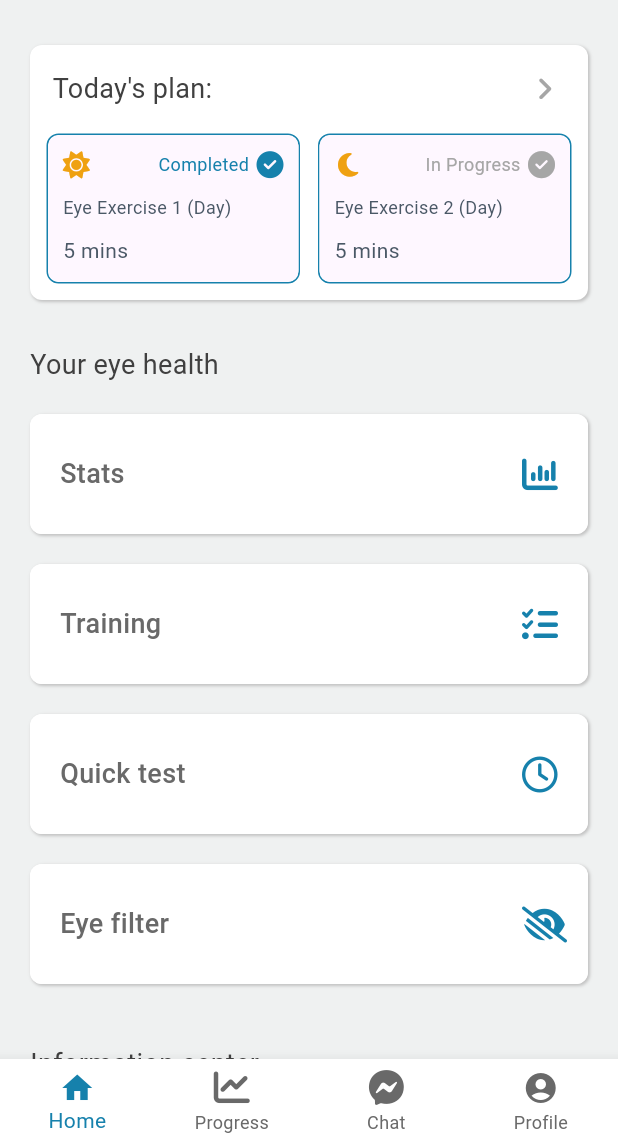
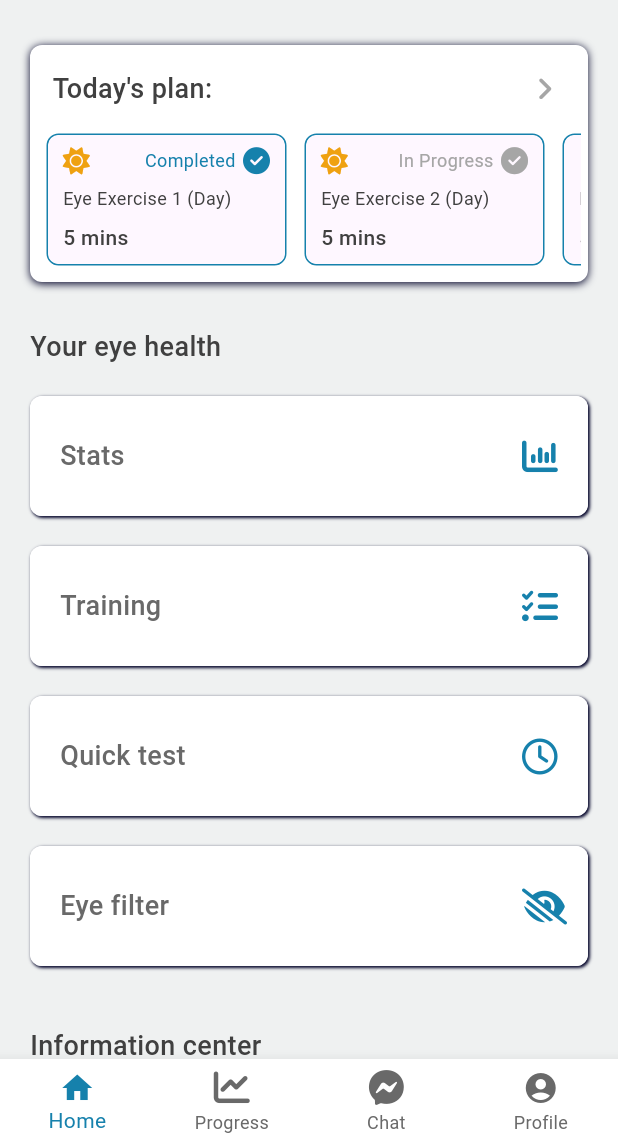
Before and after one commit to Jarwesbub/healthcare_superplatform, a Flutter app: the EyesightPageManager screen opened directly, on a phone screen of 412 x 824 dp, the part 90-1236 px from its top. Run offline on Flutter 3.47's test engine with Material 3 defaults, Android fonts, the phone set to English and light mode, and no system bars; our stand-ins replace bubble, fl_chart, flutter_local_notifications, flutter_svg, font_awesome_flutter, permission_handler and 1 more; missing offline and left inert: dialogflow_flutter_plus; accounts and stored records are empty.

Commit message:
Updated Today's plan widget with scroll physics, minor code changes

```diff
--- a/lib/demos/eyesight_stats/models/eyesight_colors.dart
+++ b/lib/demos/eyesight_stats/models/eyesight_colors.dart
@@ -10,10 +10,9 @@ class EyesightColors {
   final Color plain = Colors.white;
   final Color grey0 = const Color(0xffE8E8E8);
   final Color grey1 = const Color(0xffA6A6A6);
-  final Color grey2 = const Color(0xff4A5866);
   final Color yellow0 = const Color(0xffEFA111);
   final Color boxColor = Colors.white;
-  final Color boxShadow = const Color.fromARGB(255, 194, 194, 194);
+  final Color boxShadow = const Color(0xff04052A);
   final Color background = const Color(0xFFF5F5F5); // Example background color
   final Color textPrimary = const Color(
     0xFF212121,
--- a/lib/demos/eyesight_stats/models/eyesight_text_style.dart
+++ b/lib/demos/eyesight_stats/models/eyesight_text_style.dart
@@ -10,7 +10,7 @@ class EyesightTextStyle {
   final header = TextStyle(
     color: EyesightColors().onSurface,
     fontSize: 18,
-    fontWeight: FontWeight.w400,
+    fontWeight: FontWeight.w500,
   );
   final label = TextStyle(
     color: EyesightColors().customSecondary,
@@ -20,12 +20,12 @@ class EyesightTextStyle {
 
   final miniHeader = TextStyle(color: EyesightColors().onSurface, fontSize: 12);
   final miniLabelMain = TextStyle(
-    color: EyesightColors().grey2,
+    color: EyesightColors().onSurface,
     fontSize: 14,
-    fontWeight: FontWeight.w400,
+    fontWeight: FontWeight.w500,
   );
   final miniLabelSecondary = TextStyle(
-    color: EyesightColors().grey2,
+    color: EyesightColors().onSurface,
     fontSize: 12,
   );
 }
--- a/lib/demos/eyesight_stats/pages/eyesight_home_page.dart
+++ b/lib/demos/eyesight_stats/pages/eyesight_home_page.dart
@@ -28,6 +28,13 @@ class _HomePageState extends State<EyesightHomePage> {
     EyesightMiniButtonWidget(
       excercise: 'Eye Exercise 2 (Day)',
       time: 5,
+      icon: FontAwesomeIcons.solidSun,
+      isCompleted: false,
+      page: null,
+    ),
+    EyesightMiniButtonWidget(
+      excercise: 'Eye Exercise 3 (Night)',
+      time: 5,
       icon: FontAwesomeIcons.solidMoon,
       isCompleted: false,
       page: null,
@@ -51,15 +58,15 @@ class _HomePageState extends State<EyesightHomePage> {
 
   Widget todaysPlanView() {
     return Container(
-      width: double.infinity,
+      width: 500,
       padding: const EdgeInsets.all(5),
       decoration: BoxDecoration(
         color: EyesightColors().boxColor,
         borderRadius: BorderRadius.circular(8),
         boxShadow: [
           BoxShadow(
-            offset: Offset(1.0, 1.0),
-            blurRadius: 1.0,
+            offset: Offset(0.0, 1.0),
+            blurRadius: 4.0,
             color: EyesightColors().boxShadow,
           ),
         ],
@@ -86,10 +93,18 @@ class _HomePageState extends State<EyesightHomePage> {
               ),
             ],
           ),
-          Row(
-            children: List.generate(miniButtons.length, (index) {
-              return Expanded(child: miniButtons[index]);
-            }),
+          ConstrainedBox(
+            constraints: const BoxConstraints(
+              maxWidth: double.maxFinite,
+              maxHeight: 100,
+            ),
+            child: ListView(
+              scrollDirection: Axis.horizontal,
+              shrinkWrap: true,
+              children: List.generate(miniButtons.length, (index) {
+                return miniButtons[index];
+              }),
+            ),
           ),
         ],
       ),
--- a/lib/demos/eyesight_stats/widgets/eyesight_mini_button_widget.dart
+++ b/lib/demos/eyesight_stats/widgets/eyesight_mini_button_widget.dart
@@ -23,7 +23,8 @@ class EyesightMiniButtonWidget extends StatelessWidget {
     final progressColor =
         isCompleted ? EyesightColors().primary : EyesightColors().grey1;
     return Container(
-      height: 100,
+      height: 120,
+      width: 160,
       margin: const EdgeInsets.all(6),
       decoration: BoxDecoration(
         color: EyesightColors().plain,
```
